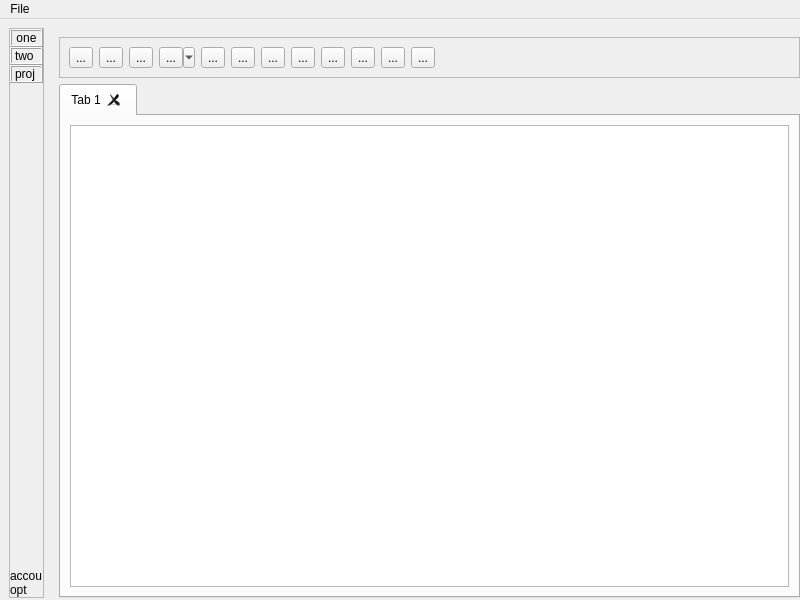
First picture: the form in ui/mainwindow.ui, repository lasest/manuwrite, before the edit.
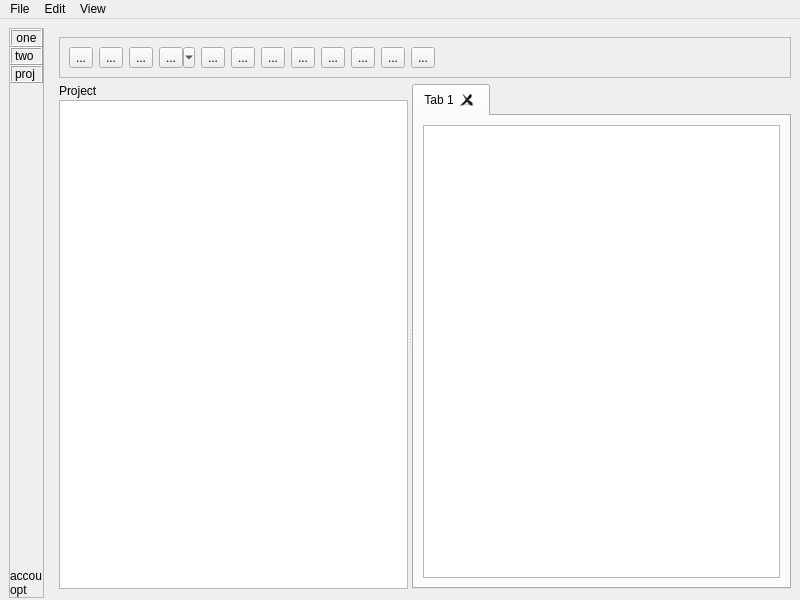
Second picture: the form after the edit. Custom widgets are drawn as their Qt base class.

Commit message: Added basic project management

Diff of the .ui file:
```diff
--- a/ui/mainwindow.ui
+++ b/ui/mainwindow.ui
@@ -160,13 +160,7 @@
          </layout>
         </widget>
         <widget class="QWidget" name="EdtiorPage">
-         <layout class="QVBoxLayout" name="verticalLayout_2">
-          <property name="rightMargin">
-           <number>0</number>
-          </property>
-          <property name="bottomMargin">
-           <number>0</number>
-          </property>
+         <layout class="QVBoxLayout" name="verticalLayout_3">
           <item>
            <widget class="QFrame" name="frame">
             <property name="frameShape">
@@ -352,7 +346,58 @@
            </widget>
           </item>
           <item>
+           <layout class="QGridLayout" name="gridLayout">
+            <item row="0" column="0">
+             <widget class="QSplitter" name="splitter">
+              <property name="sizePolicy">
+               <sizepolicy hsizetype="Expanding" vsizetype="Expanding">
+                <horstretch>0</horstretch>
+                <verstretch>0</verstretch>
+               </sizepolicy>
+              </property>
+              <property name="orientation">
+               <enum>Qt::Horizontal</enum>
+              </property>
+              <widget class="QWidget" name="ProjectWidget" native="true">
+               <property name="sizePolicy">
+                <sizepolicy hsizetype="Minimum" vsizetype="Expanding">
+                 <horstretch>0</horstretch>
+                 <verstretch>0</verstretch>
+                </sizepolicy>
+               </property>
+               <layout class="QVBoxLayout" name="verticalLayout_4">
+                <property name="spacing">
+                 <number>2</number>
+                </property>
+                <item>
+                 <widget class="QLabel" name="ProjectLabel">
+                  <property name="text">
+                   <string>Project</string>
+                  </property>
+                 </widget>
+                </item>
+                <item>
+                 <widget class="QTreeView" name="ProjectTreeView">
+                  <property name="minimumSize">
+                   <size>
+                    <width>150</width>
+                    <height>0</height>
+                   </size>
+                  </property>
+                  <property name="contextMenuPolicy">
+                   <enum>Qt::CustomContextMenu</enum>
+                  </property>
+                 </widget>
+                </item>
+               </layout>
+              </widget>
            <widget class="QTabWidgetCustom" name="EditorTabWidget">
+               <property name="sizePolicy">
+                <sizepolicy hsizetype="Expanding" vsizetype="Expanding">
+                 <horstretch>0</horstretch>
+                 <verstretch>0</verstretch>
+                </sizepolicy>
+               </property>
             <property name="currentIndex">
              <number>0</number>
             </property>
@@ -363,16 +408,32 @@
              <bool>true</bool>
             </property>
             <widget class="QWidget" name="tab">
+                <property name="sizePolicy">
+                 <sizepolicy hsizetype="Minimum" vsizetype="Preferred">
+                  <horstretch>0</horstretch>
+                  <verstretch>0</verstretch>
+                 </sizepolicy>
+                </property>
              <attribute name="title">
               <string>Tab 1</string>
              </attribute>
-             <layout class="QVBoxLayout" name="verticalLayout_3">
+                <layout class="QVBoxLayout" name="verticalLayout_2">
               <item>
-               <widget class="TextEditor" name="MainEditor"/>
+                  <widget class="TextEditor" name="MainEditor">
+                   <property name="sizePolicy">
+                    <sizepolicy hsizetype="Minimum" vsizetype="Expanding">
+                     <horstretch>0</horstretch>
+                     <verstretch>0</verstretch>
+                    </sizepolicy>
+                   </property>
+                  </widget>
               </item>
              </layout>
             </widget>
            </widget>
+             </widget>
+            </item>
+           </layout>
           </item>
          </layout>
         </widget>
@@ -428,7 +489,20 @@
     <addaction name="actionSave"/>
     <addaction name="actionSave_As"/>
    </widget>
+   <widget class="QMenu" name="menuEdit">
+    <property name="title">
+     <string>Edit</string>
+    </property>
+   </widget>
+   <widget class="QMenu" name="menuView">
+    <property name="title">
+     <string>View</string>
+    </property>
+    <addaction name="actionProjectTab"/>
+   </widget>
    <addaction name="menuFile"/>
+   <addaction name="menuEdit"/>
+   <addaction name="menuView"/>
   </widget>
   <action name="actionNew">
    <property name="text">
```
Left out of the diff: 45 changed lines with no effect on the pictures. Lines whose indentation alone changed are shown as unchanged. The commit also changes 4 other files.
